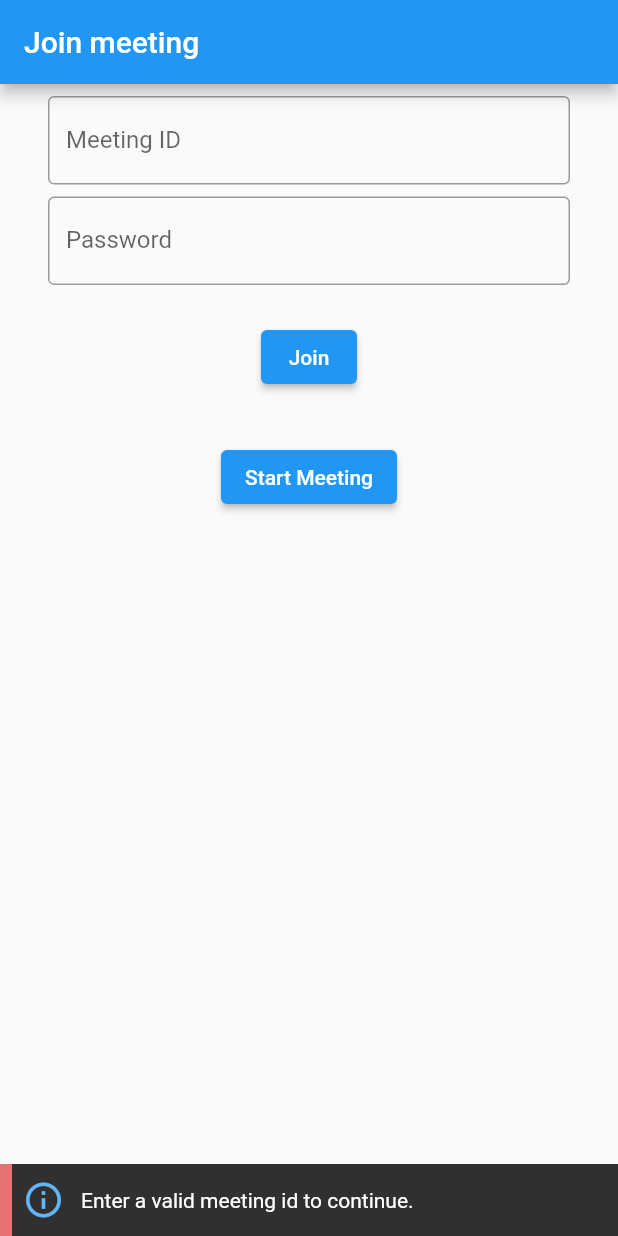
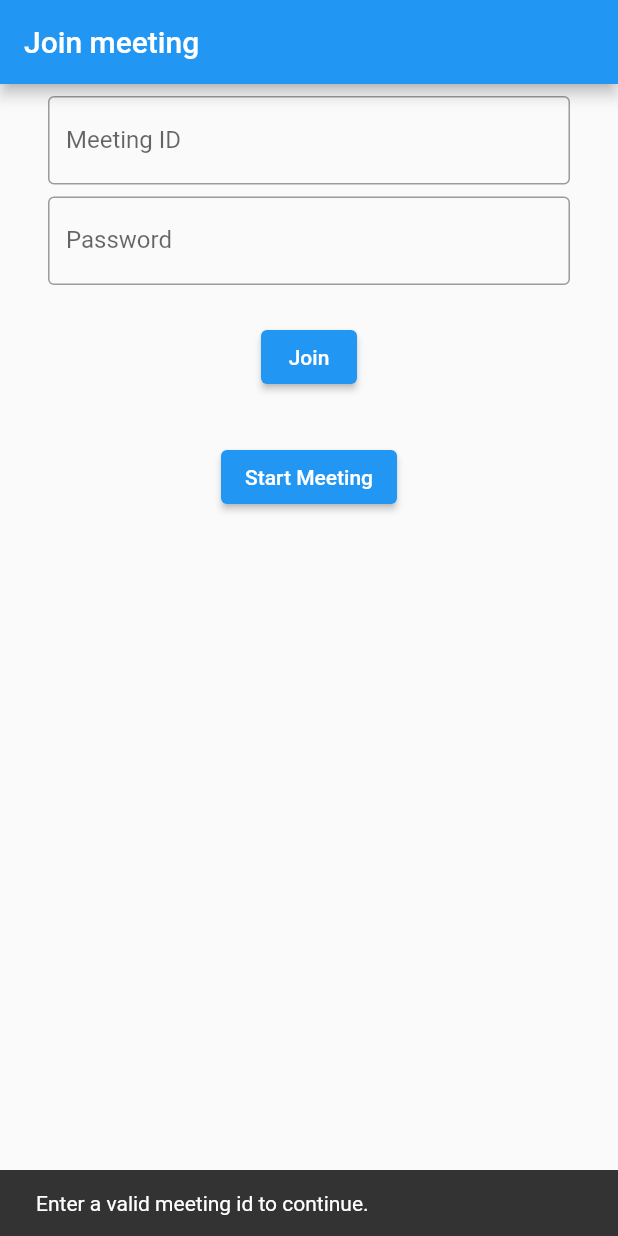
Before and after one commit to ark-brighthustle/flutter_zoom_sdk, a Flutter app: the screen it shows after launch, after a tap on "Join", on a phone screen of 412 x 824 dp. Run offline on Flutter 3.47's test engine with Material 2 defaults, Android fonts, the phone set to English and light mode, and no system bars; drawn by our look-alikes of another_flushbar; missing offline and left inert: flutter_statusbarcolor.

Commit message:
initial commit

```diff
--- a/example/lib/join_screen.dart
+++ b/example/lib/join_screen.dart
@@ -1,7 +1,4 @@
 import 'dart:async';
-
-
-import 'package:another_flushbar/flushbar.dart';
 import 'package:flutter/material.dart';
 import 'package:flutter_zoom_sdk_example/start_meeting_screen.dart';
 
@@ -101,28 +98,34 @@ class _JoinWidgetState extends State<JoinWidget> {
       );
     }else{
       if(meetingIdController.text.isEmpty){
-        Flushbar(
-          message: "Enter a valid meeting id to continue.",
-          icon: Icon(
-            Icons.info_outline,
-            size: 28.0,
-            color: Colors.blue[300],
-          ),
-          duration: Duration(seconds: 3),
-          leftBarIndicatorColor: Colors.red[300],
-        )..show(context);
+        Scaffold.of(context).showSnackBar(SnackBar(
+          content: Text("Enter a valid meeting id to continue."),
+        ));
+        // Flushbar(
+        //   message: "Enter a valid meeting id to continue.",
+        //   icon: Icon(
+        //     Icons.info_outline,
+        //     size: 28.0,
+        //     color: Colors.blue[300],
+        //   ),
+        //   duration: Duration(seconds: 3),
+        //   leftBarIndicatorColor: Colors.red[300],
+        // )..show(context);
       }
       else if(meetingPasswordController.text.isEmpty){
-        Flushbar(
-          message: "Enter a meeting password to start.",
-          icon: Icon(
-            Icons.info_outline,
-            size: 28.0,
-            color: Colors.blue[300],
-          ),
-          duration: Duration(seconds: 3),
-          leftBarIndicatorColor: Colors.red[300],
-        )..show(context);
+        Scaffold.of(context).showSnackBar(SnackBar(
+          content: Text("Enter a meeting password to start."),
+        ));
+        // Flushbar(
+        //   message: "Enter a meeting password to start.",
+        //   icon: Icon(
+        //     Icons.info_outline,
+        //     size: 28.0,
+        //     color: Colors.blue[300],
+        //   ),
+        //   duration: Duration(seconds: 3),
+        //   leftBarIndicatorColor: Colors.red[300],
+        // )..show(context);
       }
     }
 
--- a/example/pubspec.yaml
+++ b/example/pubspec.yaml
@@ -11,7 +11,6 @@ environment:
 dependencies:
   flutter:
     sdk: flutter
-  another_flushbar: ^1.10.20
   flutter_statusbarcolor: 0.2.3
 
   flutter_zoom_sdk:
--- a/pubspec.yaml
+++ b/pubspec.yaml
@@ -1,8 +1,7 @@
 name: flutter_zoom_sdk
 description: Zoom SDK implementation by EvilRATT
 version: 0.0.1
-author:
-homepage:
+homepage: https://github.com/evilrat/flutter_zoom_sdk.git
 
 environment:
   sdk: ">=2.7.0 <3.0.0"
@@ -11,8 +10,6 @@ environment:
 dependencies:
   flutter:
     sdk: flutter
-  args: ^2.0.0
-  archive: ^3.1.2
 
 dev_dependencies:
   flutter_test:
```
Also changed, not shown: example/pubspec.lock, pubspec.lock, 1 other file.
